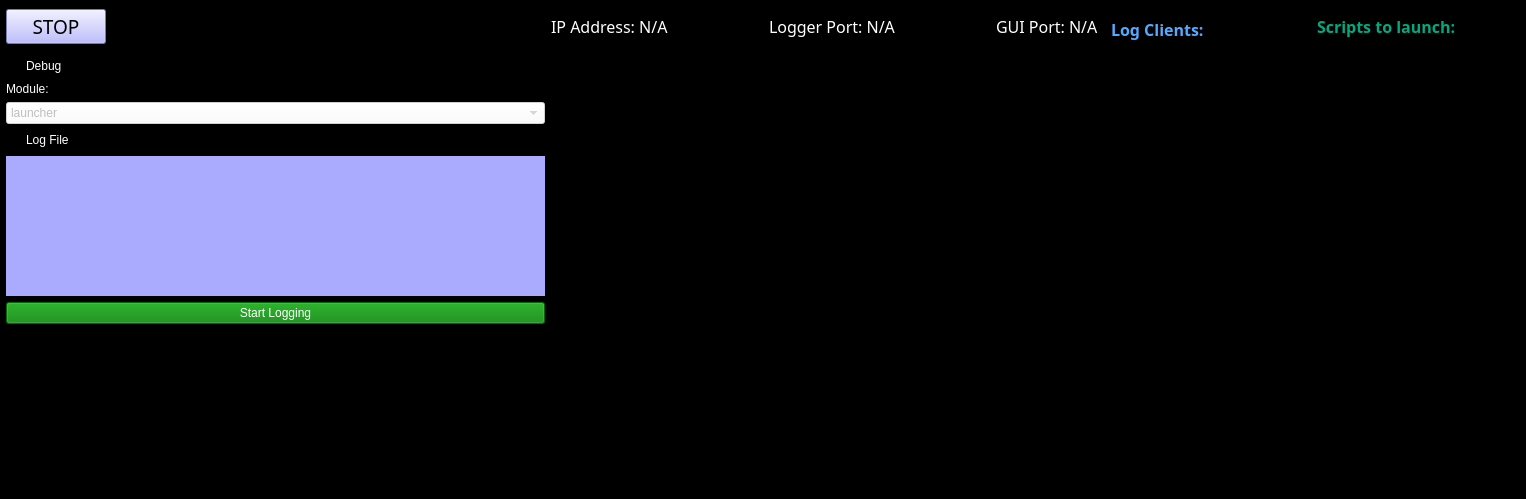
Qt form pylabnet/gui/pyqt/gui_templates/logger_remote.ui (lukingroup/pylabnet) before a commit.
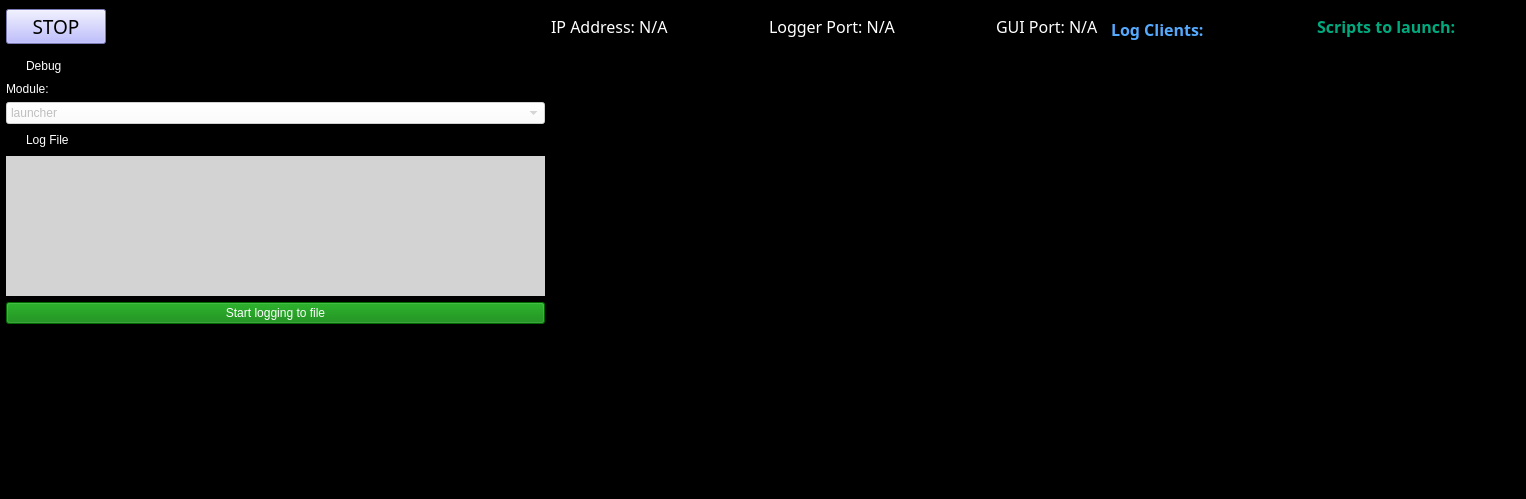
The same form after that commit.

Commit message: implemented filepath finding

What changed in the file:
```diff
--- a/pylabnet/gui/pyqt/gui_templates/logger_remote.ui
+++ b/pylabnet/gui/pyqt/gui_templates/logger_remote.ui
@@ -275,7 +275,7 @@
        <bool>false</bool>
       </property>
       <property name="styleSheet">
-       <string notr="true">background-color: rgb(170, 170, 255);</string>
+       <string notr="true">background-color: rgb(211, 211, 211);</string>
       </property>
       <property name="frameShape">
        <enum>QFrame::NoFrame</enum>
@@ -372,7 +372,7 @@
 background-color: green;</string>
       </property>
       <property name="text">
-       <string>Start Logging</string>
+       <string>Start logging to file</string>
       </property>
       <property name="checkable">
        <bool>true</bool>
```
The commit also changes 1 other file.
